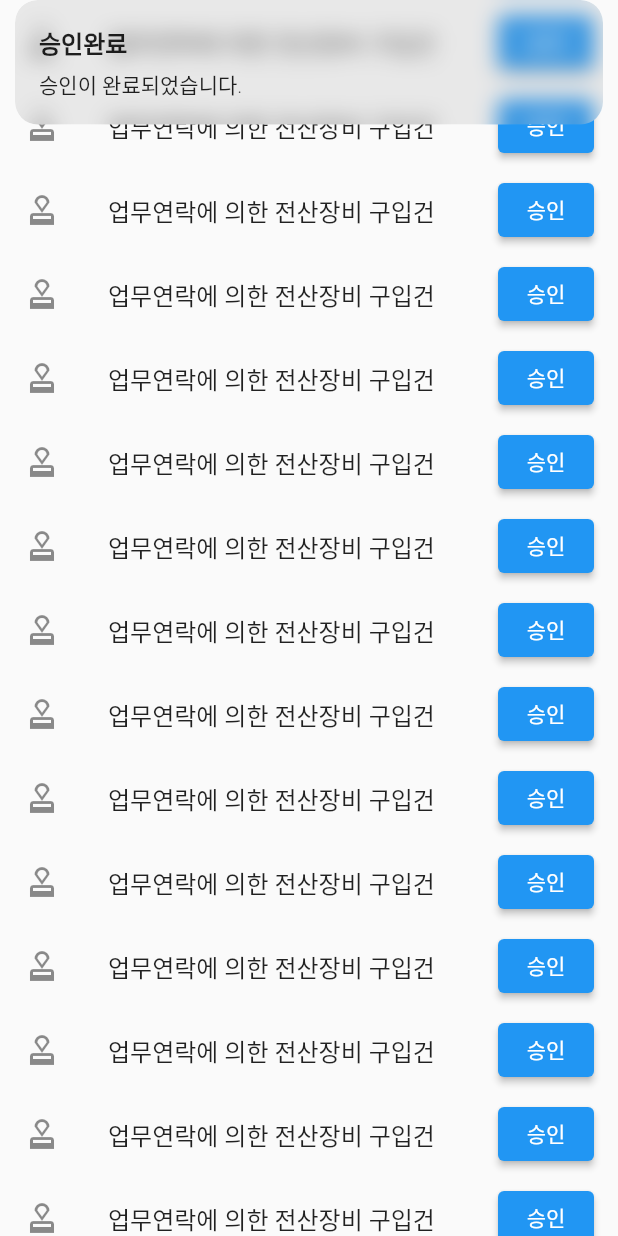
After one commit to solardayz/flutter-ui, a Flutter app: the ListPage screen opened directly, after a tap on "승인", on a phone screen of 412 x 824 dp. The commit adds this screen. Run offline on Flutter 3.47's test engine with Material 2 defaults, Android fonts, the phone set to English and light mode, and no system bars; our stand-ins replace get.

Commit message:
로그인, 대시보드, 리스트, 디테일까지 화면 구성 완료 => 상세 디자인 필요

```diff
--- /dev/null
+++ b/lib/view/approval/list_page.dart
@@ -0,0 +1,411 @@
+import 'package:flutter/material.dart';
+import 'package:get/get.dart';
+
+import 'detail_page.dart';
+
+class ListPage extends StatelessWidget {
+  const ListPage(int i, {Key? key}) : super(key: key);
+
+  @override
+  Widget build(BuildContext context) {
+    return Scaffold(
+      body: ListView(
+        scrollDirection: Axis.vertical,
+        children: [
+          ListTile(
+            leading: Icon(Icons.approval),
+            title: Text("업무연락에 의한 전산장비 구입건"),
+            trailing: ElevatedButton(
+              onPressed: () {
+                Get.snackbar("승인완료", "승인이 완료되었습니다.");
+                print("승인");
+              },
+              child: Text("승인"),
+            ),
+            onTap: () {
+              print("상세페이지 이동");
+              Get.to(DetailPage());
+            },
+          ),
+          ListTile(
+            leading: Icon(Icons.approval),
+            title: Text("업무연락에 의한 전산장비 구입건"),
+            trailing: ElevatedButton(
+              onPressed: () {
+                print("승인");
+              },
+              child: Text("승인"),
+            ),
+            onTap: () {
+              print("상세페이지 이동");
+            },
+          ),
+          ListTile(
+            leading: Icon(Icons.approval),
+            title: Text("업무연락에 의한 전산장비 구입건"),
+            trailing: ElevatedButton(
+              onPressed: () {
+                print("승인");
+              },
+              child: Text("승인"),
+            ),
+            onTap: () {
+              print("상세페이지 이동");
+            },
+          ),
+          ListTile(
+            leading: Icon(Icons.approval),
+            title: Text("업무연락에 의한 전산장비 구입건"),
+            trailing: ElevatedButton(
+              onPressed: () {
+                print("승인");
+              },
+              child: Text("승인"),
+            ),
+            onTap: () {
+              print("상세페이지 이동");
+            },
+          ),
+          ListTile(
+            leading: Icon(Icons.approval),
+            title: Text("업무연락에 의한 전산장비 구입건"),
+            trailing: ElevatedButton(
+              onPressed: () {
+                print("승인");
+              },
+              child: Text("승인"),
+            ),
+            onTap: () {
+              print("상세페이지 이동");
+            },
+          ),
+          ListTile(
+            leading: Icon(Icons.approval),
+            title: Text("업무연락에 의한 전산장비 구입건"),
+            trailing: ElevatedButton(
+              onPressed: () {
+                print("승인");
+              },
+              child: Text("승인"),
+            ),
+            onTap: () {
+              print("상세페이지 이동");
+            },
+          ),
+          ListTile(
+            leading: Icon(Icons.approval),
+            title: Text("업무연락에 의한 전산장비 구입건"),
+            trailing: ElevatedButton(
+              onPressed: () {
+                print("승인");
+              },
+              child: Text("승인"),
+            ),
+            onTap: () {
+              print("상세페이지 이동");
+            },
+          ),
+          ListTile(
+            leading: Icon(Icons.approval),
+            title: Text("업무연락에 의한 전산장비 구입건"),
+            trailing: ElevatedButton(
+              onPressed: () {
+                print("승인");
+              },
+              child: Text("승인"),
+            ),
+            onTap: () {
+              print("상세페이지 이동");
+            },
+          ),
+          ListTile(
+            leading: Icon(Icons.approval),
+            title: Text("업무연락에 의한 전산장비 구입건"),
+            trailing: ElevatedButton(
+              onPressed: () {
+                print("승인");
+              },
+              child: Text("승인"),
+            ),
+            onTap: () {
+              print("상세페이지 이동");
+            },
+          ),
+          ListTile(
+            leading: Icon(Icons.approval),
+            title: Text("업무연락에 의한 전산장비 구입건"),
+            trailing: ElevatedButton(
+              onPressed: () {
+                print("승인");
+              },
+              child: Text("승인"),
+            ),
+            onTap: () {
+              print("상세페이지 이동");
+            },
+          ),
+          ListTile(
+            leading: Icon(Icons.approval),
+            title: Text("업무연락에 의한 전산장비 구입건"),
+            trailing: ElevatedButton(
+              onPressed: () {
+                print("승인");
+              },
+              child: Text("승인"),
+            ),
+            onTap: () {
+              print("상세페이지 이동");
+            },
+          ),
+          ListTile(
+            leading: Icon(Icons.approval),
+            title: Text("업무연락에 의한 전산장비 구입건"),
+            trailing: ElevatedButton(
+              onPressed: () {
+                print("승인");
+              },
+              child: Text("승인"),
+            ),
+            onTap: () {
+              print("상세페이지 이동");
+            },
+          ),
+          ListTile(
+            leading: Icon(Icons.approval),
+            title: Text("업무연락에 의한 전산장비 구입건"),
+            trailing: ElevatedButton(
+              onPressed: () {
+                print("승인");
+              },
+              child: Text("승인"),
+            ),
+            onTap: () {
+              print("상세페이지 이동");
+            },
+          ),
+          ListTile(
+            leading: Icon(Icons.approval),
+            title: Text("업무연락에 의한 전산장비 구입건"),
+            trailing: ElevatedButton(
+              onPressed: () {
+                print("승인");
+              },
+              child: Text("승인"),
+            ),
+            onTap: () {
+              print("상세페이지 이동");
+            },
+          ),
+          ListTile(
+            leading: Icon(Icons.approval),
+            title: Text("업무연락에 의한 전산장비 구입건"),
+            trailing: ElevatedButton(
+              onPressed: () {
+                print("승인");
+              },
+              child: Text("승인"),
+            ),
+            onTap: () {
+              print("상세페이지 이동");
+            },
+          ),
+          ListTile(
+            leading: Icon(Icons.approval),
+            title: Text("업무연락에 의한 전산장비 구입건"),
+            trailing: ElevatedButton(
+              onPressed: () {
+                print("승인");
+              },
+              child: Text("승인"),
+            ),
+            onTap: () {
+              print("상세페이지 이동");
+            },
+          ),
+          ListTile(
+            leading: Icon(Icons.approval),
+            title: Text("업무연락에 의한 전산장비 구입건"),
+            trailing: ElevatedButton(
+              onPressed: () {
+                print("승인");
+              },
+              child: Text("승인"),
+            ),
+            onTap: () {
+              print("상세페이지 이동");
+            },
+          ),
+          ListTile(
+            leading: Icon(Icons.approval),
+            title: Text("업무연락에 의한 전산장비 구입건"),
+            trailing: ElevatedButton(
+              onPressed: () {
+                print("승인");
+              },
+              child: Text("승인"),
+            ),
+            onTap: () {
+              print("상세페이지 이동");
+            },
+          ),
+          ListTile(
+            leading: Icon(Icons.approval),
+            title: Text("업무연락에 의한 전산장비 구입건"),
+            trailing: ElevatedButton(
+              onPressed: () {
+                print("승인");
+              },
+              child: Text("승인"),
+            ),
+            onTap: () {
+              print("상세페이지 이동");
+            },
+          ),
+          ListTile(
+            leading: Icon(Icons.approval),
+            title: Text("업무연락에 의한 전산장비 구입건"),
+            trailing: ElevatedButton(
+              onPressed: () {
+                print("승인");
+              },
+              child: Text("승인"),
+            ),
+            onTap: () {
+              print("상세페이지 이동");
+            },
+          ),
+          ListTile(
+            leading: Icon(Icons.approval),
+            title: Text("업무연락에 의한 전산장비 구입건"),
+            trailing: ElevatedButton(
+              onPressed: () {
+                print("승인");
+              },
+              child: Text("승인"),
+            ),
+            onTap: () {
+              print("상세페이지 이동");
+            },
+          ),
+          ListTile(
+            leading: Icon(Icons.approval),
+            title: Text("업무연락에 의한 전산장비 구입건"),
+            trailing: ElevatedButton(
+              onPressed: () {
+                print("승인");
+              },
+              child: Text("승인"),
+            ),
+            onTap: () {
+              print("상세페이지 이동");
+            },
+          ),
+          ListTile(
+            leading: Icon(Icons.approval),
+            title: Text("업무연락에 의한 전산장비 구입건"),
+            trailing: ElevatedButton(
+              onPressed: () {
+                print("승인");
+              },
+              child: Text("승인"),
+            ),
+            onTap: () {
+              print("상세페이지 이동");
+            },
+          ),
+          ListTile(
+            leading: Icon(Icons.approval),
+            title: Text("업무연락에 의한 전산장비 구입건"),
+            trailing: ElevatedButton(
+              onPressed: () {
+                print("승인");
+              },
+              child: Text("승인"),
+            ),
+            onTap: () {
+              print("상세페이지 이동");
+            },
+          ),
+          ListTile(
+            leading: Icon(Icons.approval),
+            title: Text("업무연락에 의한 전산장비 구입건"),
+            trailing: ElevatedButton(
+              onPressed: () {
+                print("승인");
+              },
+              child: Text("승인"),
+            ),
+            onTap: () {
+              print("상세페이지 이동");
+            },
+          ),
+          ListTile(
+            leading: Icon(Icons.approval),
+            title: Text("업무연락에 의한 전산장비 구입건"),
+            trailing: ElevatedButton(
+              onPressed: () {
+                print("승인");
+              },
+              child: Text("승인"),
+            ),
+            onTap: () {
+              print("상세페이지 이동");
+            },
+          ),
+          ListTile(
+            leading: Icon(Icons.approval),
+            title: Text("업무연락에 의한 전산장비 구입건"),
+            trailing: ElevatedButton(
+              onPressed: () {
+                print("승인");
+              },
+              child: Text("승인"),
+            ),
+            onTap: () {
+              print("상세페이지 이동");
+            },
+          ),
+          ListTile(
+            leading: Icon(Icons.approval),
+            title: Text("업무연락에 의한 전산장비 구입건"),
+            trailing: ElevatedButton(
+              onPressed: () {
+                print("승인");
+              },
+              child: Text("승인"),
+            ),
+            onTap: () {
+              print("상세페이지 이동");
+            },
+          ),
+          ListTile(
+            leading: Icon(Icons.approval),
+            title: Text("업무연락에 의한 전산장비 구입건"),
+            trailing: ElevatedButton(
+              onPressed: () {
+                print("승인");
+              },
+              child: Text("승인"),
+            ),
+            onTap: () {
+              print("상세페이지 이동");
+            },
+          ),
+          ListTile(
+            leading: Icon(Icons.approval),
+            title: Text("업무연락에 의한 전산장비 구입건"),
+            trailing: ElevatedButton(
+              onPressed: () {
+                print("승인");
+              },
+              child: Text("승인"),
+            ),
+            onTap: () {
+              print("상세페이지 이동");
+            },
+          ),
+        ],
+      ),
+    );
+  }
+}
```
Also changed, not shown: lib/view/approval/dashboard.dart (+58 -1 lines), lib/view/approval/detail_page.dart (added, +27 -0 lines), lib/view/emst/login.dart (+45 -5 lines).
